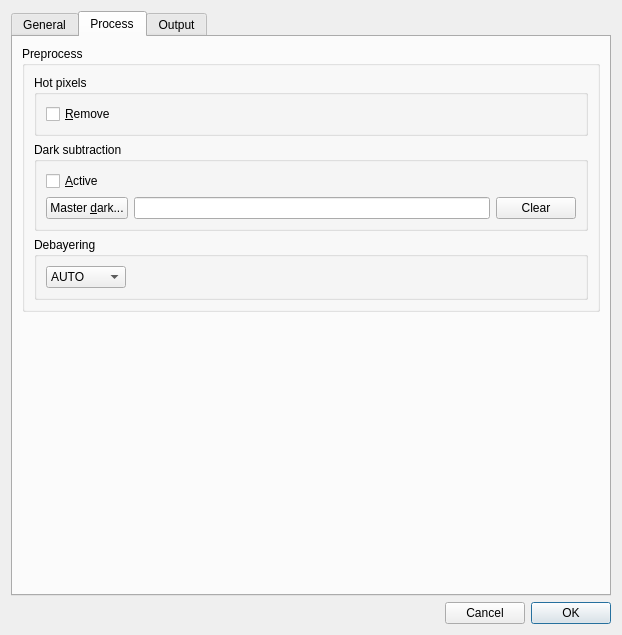
Old version of the form src/als/ui/prefs_ui.ui in the repository deufrai/als.
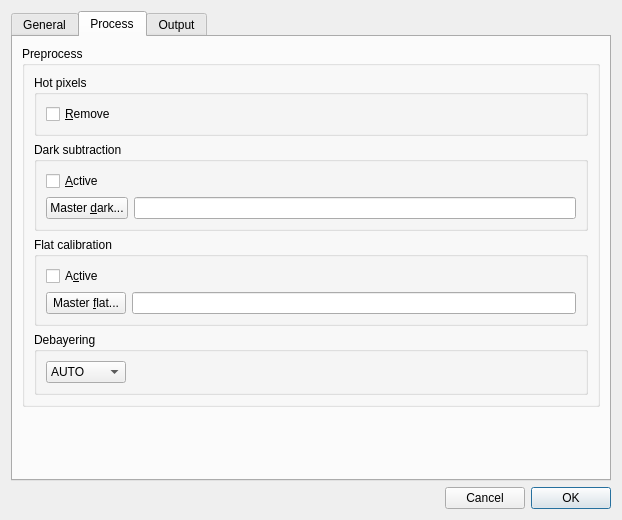
New version of the form. The open tabs and pages were chosen to show the change.

Commit message: add master flat file path support in UI and configuration

Diff of the .ui file:
```diff
--- a/src/als/ui/prefs_ui.ui
+++ b/src/als/ui/prefs_ui.ui
@@ -7,7 +7,7 @@
     <x>0</x>
     <y>0</y>
     <width>618</width>
-    <height>635</height>
+    <height>520</height>
    </rect>
   </property>
   <property name="minimumSize">
@@ -311,13 +311,13 @@
       <attribute name="title">
        <string>Process</string>
       </attribute>
-      <layout class="QVBoxLayout" name="verticalLayout_14">
+      <layout class="QVBoxLayout" name="verticalLayout_17">
        <item>
         <widget class="QGroupBox" name="preprocessBox">
          <property name="title">
           <string>Preprocess</string>
          </property>
-         <layout class="QVBoxLayout" name="verticalLayout_17">
+         <layout class="QVBoxLayout" name="verticalLayout_14">
           <item>
            <widget class="QGroupBox" name="groupBox_9">
             <property name="title">
@@ -380,10 +380,46 @@
                  </property>
                 </widget>
                </item>
+              </layout>
+             </item>
+            </layout>
+           </widget>
+          </item>
+          <item>
+           <widget class="QGroupBox" name="groupBox_6">
+            <property name="title">
+             <string>Flat calibration</string>
+            </property>
+            <layout class="QVBoxLayout" name="verticalLayout_12">
+             <item>
+              <widget class="QCheckBox" name="chk_use_flat">
+               <property name="text">
+                <string>A&amp;ctive</string>
+               </property>
+              </widget>
+             </item>
+             <item>
+              <layout class="QHBoxLayout" name="horizontalLayout_12">
                <item>
-                <widget class="QPushButton" name="btn_dark_clear">
+                <widget class="QPushButton" name="btn_browse_flat">
                  <property name="text">
-                  <string>Clear</string>
+                  <string>Master &amp;flat...</string>
+                 </property>
+                </widget>
+               </item>
+               <item>
+                <widget class="QLineEdit" name="ln_master_flat_path">
+                 <property name="minimumSize">
+                  <size>
+                   <width>200</width>
+                   <height>0</height>
+                  </size>
+                 </property>
+                 <property name="toolTip">
+                  <string notr="true"/>
+                 </property>
+                 <property name="readOnly">
+                  <bool>true</bool>
                  </property>
                 </widget>
                </item>
```
Left out of the diff: 8 changed lines with no effect on the pictures. The commit also changes 2 other files.
